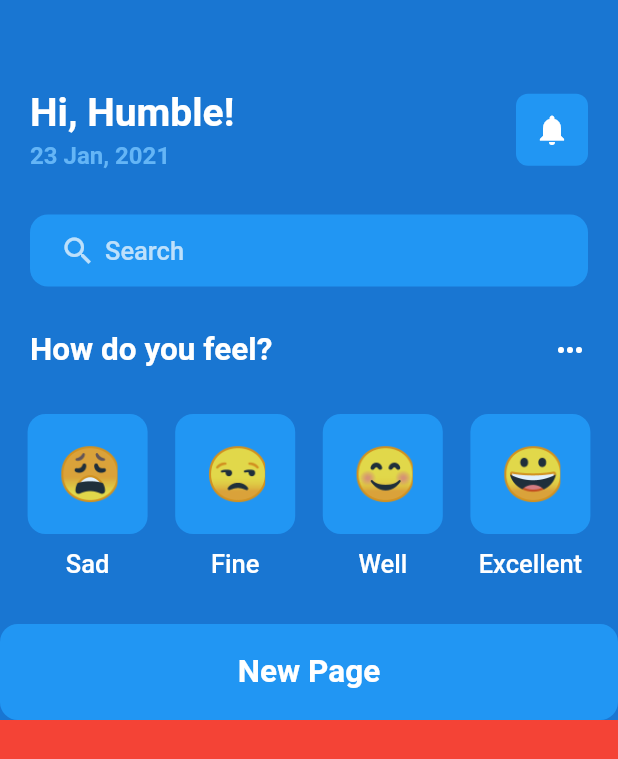
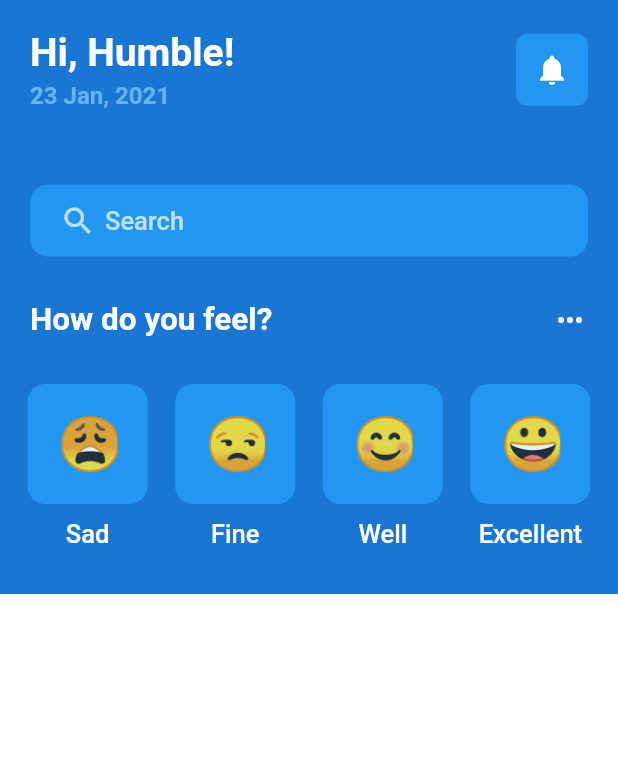
Before and after one commit to HumbleGh/eatsy, a Flutter app: the WelcomeScreen screen opened directly, on a phone screen of 412 x 824 dp. Shown: the top 759 px of the screen. Run offline on Flutter 3.47's test engine with Material 2 defaults, Android fonts, the phone set to English and light mode, and no system bars; our stand-ins replace gap, get.

Commit message:
minor updates

```diff
--- a/lib/screens/welcome_screen.dart
+++ b/lib/screens/welcome_screen.dart
@@ -17,14 +17,15 @@ class WelcomeScreen extends StatefulWidget {
 class _WelcomeScreenState extends State<WelcomeScreen> {
   @override
   Widget build(BuildContext context) {
-    return Scaffold(
+    return SafeArea(
+      child: Scaffold(
           backgroundColor: Colors.blue[700],
-        body: ListView(
-          padding: EdgeInsets.symmetric(vertical: AppLayout.getHeight(60)),
+          body: Column(
             children: [
               Container(
-              padding:
-                  EdgeInsets.symmetric(horizontal: AppLayout.getHeight(20)),
+                padding: EdgeInsets.symmetric(
+                    horizontal: AppLayout.getHeight(20),
+                    vertical: AppLayout.getHeight(20)),
                 child: Row(
                   mainAxisAlignment: MainAxisAlignment.spaceBetween,
                   children: [
@@ -33,8 +34,8 @@ class _WelcomeScreenState extends State<WelcomeScreen> {
                       children: [
                         Text(
                           'Hi, Humble!',
-                        style:
-                            Styles.headLineStyle1.copyWith(color: Colors.white),
+                          style: Styles.headLineStyle1
+                              .copyWith(color: Colors.white),
                         ),
                         Gap(AppLayout.getHeight(4)),
                         Text(
@@ -64,7 +65,8 @@ class _WelcomeScreenState extends State<WelcomeScreen> {
                 decoration: BoxDecoration(
                     color: Colors.blue[500],
                     borderRadius: BorderRadius.circular(12)),
-              margin: EdgeInsets.symmetric(horizontal: AppLayout.getHeight(20)),
+                margin:
+                    EdgeInsets.symmetric(horizontal: AppLayout.getHeight(20)),
                 padding: EdgeInsets.symmetric(
                     horizontal: AppLayout.getHeight(20),
                     vertical: AppLayout.getHeight(12)),
@@ -99,32 +101,34 @@ class _WelcomeScreenState extends State<WelcomeScreen> {
                 ],
               ),
               Gap(AppLayout.getHeight(30)),
-            Container(
-              decoration: BoxDecoration(
-                  color: Colors.blue, borderRadius: BorderRadius.circular(12)),
-              padding: EdgeInsets.all(AppLayout.getHeight(8)),
-              child: TextButton(
-                onPressed: () {
-                  Navigator.push(context,
-                      MaterialPageRoute(builder: (context) => const NewPage()));
-                },
-                child: Text(
-                  'New Page',
-                  style: Styles.headLineStyle2.copyWith(color: Colors.white),
-                  textAlign: TextAlign.center,
-                ),
-              ),
-            ),
+              // Container(
+              //   decoration: BoxDecoration(
+              //       color: Colors.blue,
+              //       borderRadius: BorderRadius.circular(12)),
+              //   padding: EdgeInsets.all(AppLayout.getHeight(8)),
+              //   child: TextButton(
+              //     onPressed: () {
+              //       Navigator.push(
+              //           context,
+              //           MaterialPageRoute(
+              //               builder: (context) => const NewPage()));
+              //     },
+              //     child: Text(
+              //       'New Page',
+              //       style: Styles.headLineStyle2.copyWith(color: Colors.white),
+              //       textAlign: TextAlign.center,
+              //     ),
+              //   ),
+              // ),
               Expanded(
                 child: Container(
-                  padding:
-                      EdgeInsets.symmetric(horizontal: AppLayout.getHeight(20)),
-                  decoration: const BoxDecoration(color: Colors.red),
-                  child: Container(
-                    height: 500,
-                  )),
+                    padding: EdgeInsets.symmetric(
+                        horizontal: AppLayout.getHeight(20)),
+                    decoration: const BoxDecoration(color: Colors.white),
+                    child: Container()),
               ),
             ],
-        ));
+          )),
+    );
   }
 }
```
Also changed, not shown: lib/pages/new_page.dart (+42 -1 lines). Lines whose indentation alone changed are shown as unchanged.
